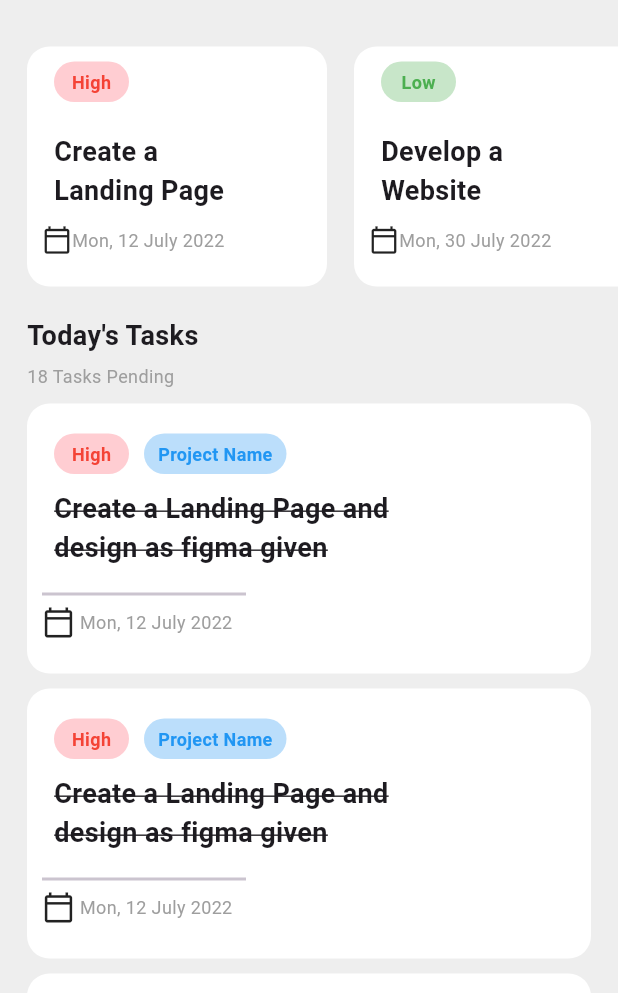
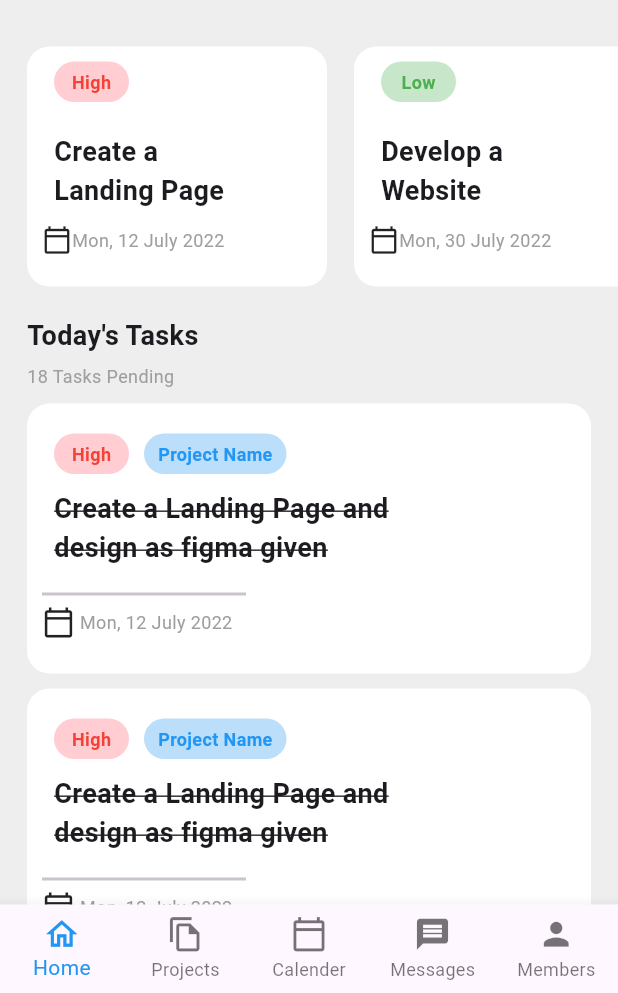
Before and after one commit to Salman4511/Task_Manager_App, a Flutter app: the screen it shows after launch, on a phone screen of 412 x 824 dp, the part 243-1236 px from its top. Run offline on Flutter 3.47's test engine with Material 3 defaults, Android fonts, the phone set to English and light mode, and no system bars; network calls fail.

Commit message:
added some functionalities

```diff
--- a/lib/main.dart
+++ b/lib/main.dart
@@ -1,5 +1,5 @@
 import 'package:flutter/material.dart';
-import 'package:task_manager_app/view/home/home_screen.dart';
+import 'package:task_manager_app/view/bottom_nav_bar/bottom_nav_bar.dart';
 
 void main() {
   runApp(const MyApp());
@@ -17,7 +17,7 @@ class MyApp extends StatelessWidget {
         useMaterial3: true,
       ),
       debugShowCheckedModeBanner: false,
-      home: const HomeScreen(),
+      home: const BottomNavBar(),
     );
   }
 }
--- /dev/null
+++ b/lib/view/bottom_nav_bar/bottom_nav_bar.dart
@@ -0,0 +1,79 @@
+import 'package:flutter/material.dart';
+import 'package:task_manager_app/utils/constants.dart';
+import 'package:task_manager_app/view/home/home_screen.dart';
+
+class BottomNavBar extends StatefulWidget {
+  const BottomNavBar({Key? key}) : super(key: key);
+
+  @override
+  // ignore: library_private_types_in_public_api
+  _BottomNavBarState createState() => _BottomNavBarState();
+}
+
+class _BottomNavBarState extends State<BottomNavBar> {
+  int _selectedIndex = 0;
+
+  final List<Widget> _pages = [
+   const HomeScreen(),
+   const HomeScreen(),
+   const HomeScreen(),
+   const HomeScreen(),
+   const HomeScreen(),
+  ];
+
+  void _onItemTapped(int index) {
+    setState(() {
+      _selectedIndex = index;
+    });
+  }
+
+  @override
+  Widget build(BuildContext context) {
+    return Scaffold(
+      body: _pages[_selectedIndex],
+      bottomNavigationBar: BottomNavigationBar(
+        items: const <BottomNavigationBarItem>[
+          BottomNavigationBarItem(
+            icon: Icon(
+              Icons.home_outlined,
+            ),
+            label: 'Home',
+          ),
+          BottomNavigationBarItem(
+            icon: Icon(
+              Icons.file_copy_outlined,
+            ),
+            label: 'Projects',
+          ),
+          BottomNavigationBarItem(
+            icon: Icon(
+              Icons.calendar_today_outlined,
+            ),
+            label: 'Calender',
+          ),
+          BottomNavigationBarItem(
+            icon: Icon(
+              Icons.message,
+            ),
+            label: 'Messages',
+          ),
+           BottomNavigationBarItem(
+            icon: Icon(
+              Icons.person,
+            ),
+            label: 'Members',
+          ),
+        ],
+        currentIndex: _selectedIndex,
+        selectedItemColor: kblue,
+        onTap: _onItemTapped,
+        unselectedFontSize: 12.0,
+        elevation: 8.0,
+        type: BottomNavigationBarType.fixed,
+        showSelectedLabels: true,
+        showUnselectedLabels: true,
+        iconSize: 25.0,
+      ),
+    );
+  }
+}
--- a/lib/view/widgets/text_form_field_widget.dart
+++ b/lib/view/widgets/text_form_field_widget.dart
@@ -22,8 +22,11 @@ class TextFormFieldWidget extends StatelessWidget {
               borderSide: BorderSide.none,
               borderRadius: BorderRadius.circular(10)),
           hintText: '  $label',
-          suffixIcon: Icon(icon, color: kgrey)),
+          suffixIcon: Icon(icon, color: kgrey),
+
+          ),
       maxLines: maxlines,
+      style: textstyle1,
     );
   }
 }
```
